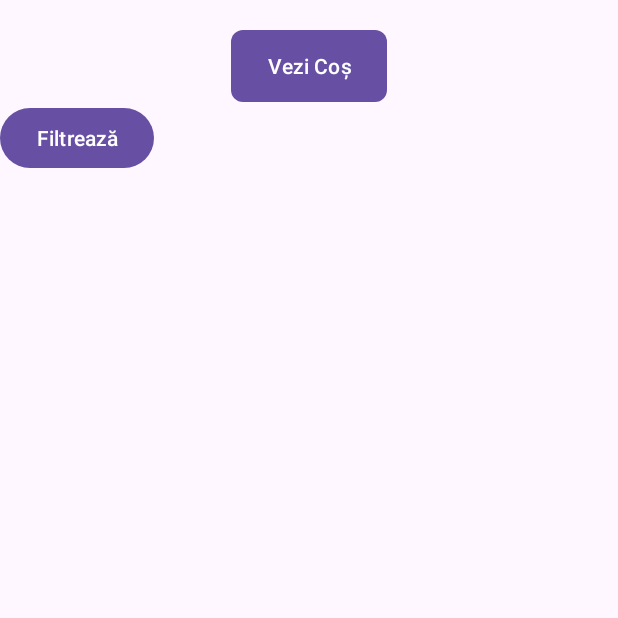
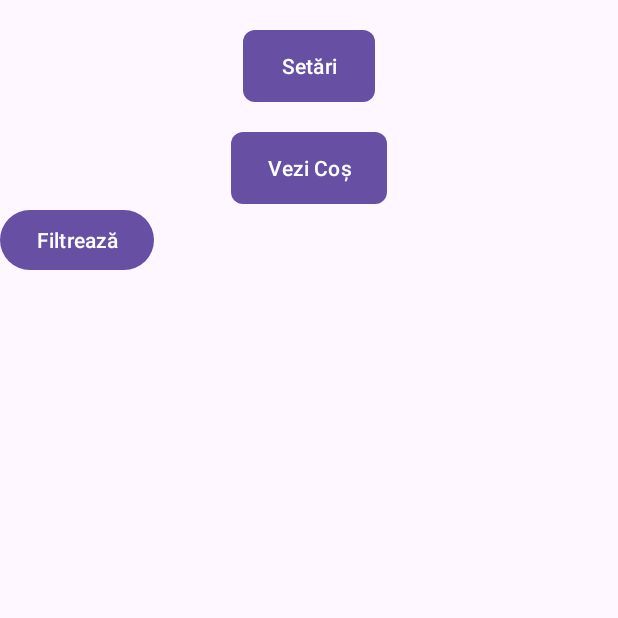
Before and after one commit to CosminMihai73/EcommerceAndroid, an Android app: the ClientMainActivity screen opened directly, with no data from a screen before it, on a phone screen of 412 x 824 dp, the top half of it. Run offline under Robolectric (Android 15) with nearby library versions, the phone set to English and light mode, and no system bars.

```diff
--- a/app/src/main/AndroidManifest.xml
+++ b/app/src/main/AndroidManifest.xml
@@ -30,6 +30,7 @@
         <activity android:name=".ProductDetailActivity"/>
         <activity android:name=".CartActivity"/>
         <activity android:name=".OrderConfirmationActivity"/>
+        <activity android:name=".SettingsActivity"/>
 
 
     </application>
--- a/app/src/main/java/com/example/ecommerceapp/ClientMainActivity.java
+++ b/app/src/main/java/com/example/ecommerceapp/ClientMainActivity.java
@@ -29,8 +29,8 @@ public class ClientMainActivity extends AppCompatActivity {
     private Button applyFiltersButton;
     private Spinner brandFilter;
     private EditText minPriceFilter, maxPriceFilter, stockFilter;
-
-    private List<String> brandList = new ArrayList<>();  // List pentru branduri
+    private List<String> brandList = new ArrayList<>();
+    private Button settingsButton;
 
     @Override
     protected void onCreate(Bundle savedInstanceState) {
@@ -83,6 +83,15 @@ public class ClientMainActivity extends AppCompatActivity {
 
             // Încarcă produsele filtrate
             loadFilteredProducts(selectedBrand, minPrice, maxPrice, stock);
+        });
+        // Inițializarea butonului de setări
+        settingsButton = findViewById(R.id.settingsButton);
+
+        // Setarea unui OnClickListener pentru butonul de setări
+        settingsButton.setOnClickListener(v -> {
+            // Navighează către SettingsActivity
+            Intent intent = new Intent(ClientMainActivity.this, SettingsActivity.class);
+            startActivity(intent);
         });
     }
 
--- a/app/src/main/res/layout/activity_client_main.xml
+++ b/app/src/main/res/layout/activity_client_main.xml
@@ -2,6 +2,16 @@
     android:layout_width="match_parent"
     android:layout_height="match_parent"
     android:orientation="vertical">
+
+    <Button
+        android:id="@+id/settingsButton"
+        android:layout_width="wrap_content"
+        android:layout_height="wrap_content"
+        android:text="Setări"
+        android:background="@drawable/button_background"
+        android:textColor="@color/background"
+        android:layout_marginTop="20dp"
+        android:layout_gravity="center" />
 
     <Button
         android:id="@+id/viewCartButton"
```
Also changed, not shown: app/src/main/java/com/example/ecommerceapp/AdminMainActivity.java (+32 -21 lines), app/src/main/java/com/example/ecommerceapp/ProductDetailActivity.java (+86 -8 lines), app/src/main/res/layout/activity_admin_main.xml (+9 -0 lines), app/src/main/res/layout/activity_product_detail.xml (+6 -6 lines).
